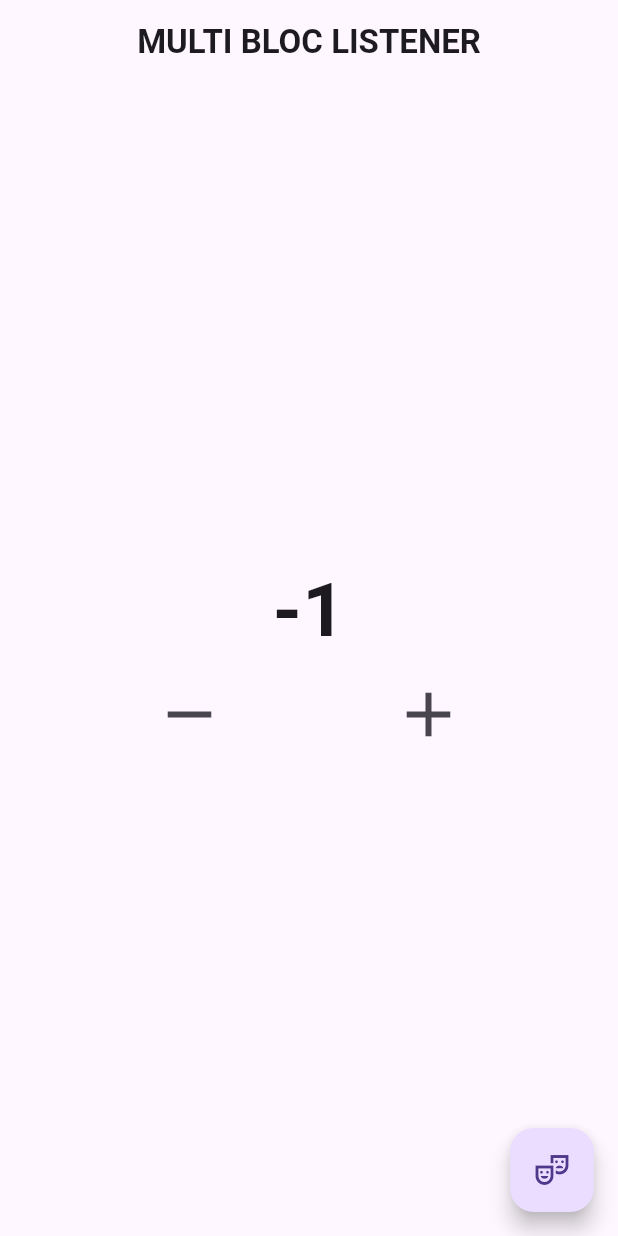
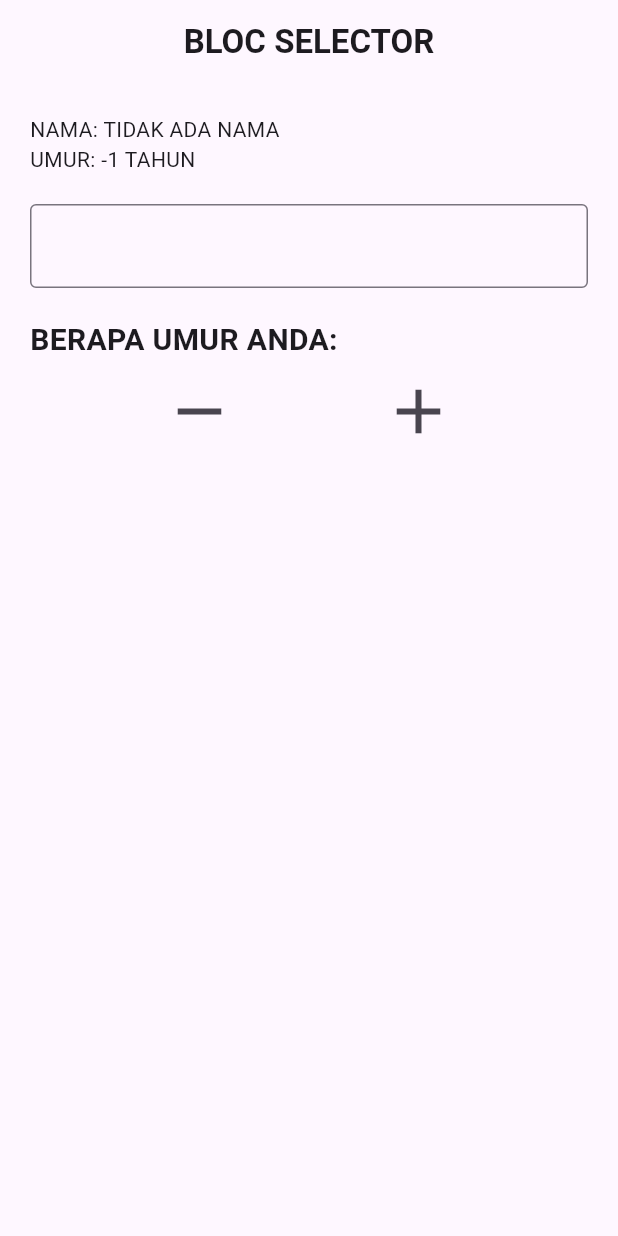
Before and after one commit to iqbalsuwandi20/state-managemet-bloc, a Flutter app: the screen it shows after launch, after a tap on the "remove" icon, on a phone screen of 412 x 824 dp. Run offline on Flutter 3.47's test engine with Material 3 defaults, Android fonts, the phone set to English and light mode, and no system bars; our stand-ins replace bloc, flutter_bloc.

Commit message:
bloc selector

```diff
--- a/lib/app.dart
+++ /dev/null
@@ -1,23 +0,0 @@
-import 'package:flutter/material.dart';
-import 'package:flutter_bloc/flutter_bloc.dart';
-
-import 'controllers/theme.dart';
-import 'pages/home_page.dart';
-
-class App extends StatelessWidget {
-  const App({super.key});
-
-  @override
-  Widget build(BuildContext context) {
-    ThemeBloc themeBloc = context.read<ThemeBloc>();
-
-    return BlocBuilder<ThemeBloc, bool>(
-      bloc: themeBloc,
-      builder: (context, state) => MaterialApp(
-        theme: state == true ? ThemeData.light() : ThemeData.dark(),
-        home: const HomePage(),
-        debugShowCheckedModeBanner: false,
-      ),
-    );
-  }
-}
--- a/lib/controllers/counter.dart
+++ /dev/null
@@ -1,9 +0,0 @@
-import 'package:bloc/bloc.dart';
-
-class CounterBloc extends Cubit<int> {
-  CounterBloc() : super(0);
-
-  void add() => emit(state + 1);
-
-  void remove() => emit(state - 1);
-}
--- a/lib/controllers/theme.dart
+++ /dev/null
@@ -1,7 +0,0 @@
-import 'package:bloc/bloc.dart';
-
-class ThemeBloc extends Cubit<bool> {
-  ThemeBloc() : super(true);
-
-  void changeTheme() => emit(!state);
-}
--- /dev/null
+++ b/lib/controllers/user_bloc.dart
@@ -0,0 +1,19 @@
+import 'package:bloc/bloc.dart';
+
+class UserBloc extends Cubit<Map<String, dynamic>> {
+  UserBloc() : super({"name": "tidak ada nama", "age": 0});
+
+  void changeName(String newName) {
+    emit({
+      "name": newName,
+      "age": state["age"],
+    });
+  }
+
+  void changeAge(int newAge) {
+    emit({
+      "name": state["name"],
+      "age": newAge,
+    });
+  }
+}
--- a/lib/main.dart
+++ b/lib/main.dart
@@ -1,12 +1,11 @@
 import 'package:flutter/material.dart';
 import 'package:flutter_bloc/flutter_bloc.dart';
 
-import 'app.dart';
-import 'controllers/counter.dart';
-import 'controllers/theme.dart';
+import 'controllers/user_bloc.dart';
+import 'pages/home_page.dart';
 
 void main() {
-  runApp(const MyApp());
+  runApp(MyApp());
 }
 
 class MyApp extends StatelessWidget {
@@ -14,16 +13,12 @@ class MyApp extends StatelessWidget {
 
   @override
   Widget build(BuildContext context) {
-    return MultiBlocProvider(
-      providers: [
-        BlocProvider(
-          create: (context) => CounterBloc(),
-        ),
-        BlocProvider(
-          create: (context) => ThemeBloc(),
-        ),
-      ],
-      child: const App(),
+    return MaterialApp(
+      debugShowCheckedModeBanner: false,
+      home: BlocProvider(
+        create: (context) => UserBloc(),
+        child: HomePage(),
+      ),
     );
   }
 }
--- a/lib/pages/home_page.dart
+++ b/lib/pages/home_page.dart
@@ -1,105 +1,75 @@
 import 'package:flutter/material.dart';
 import 'package:flutter_bloc/flutter_bloc.dart';
-
-import '../controllers/counter.dart';
-import '../controllers/theme.dart';
+import 'package:state_management_bloc/controllers/user_bloc.dart';
 
 class HomePage extends StatelessWidget {
   const HomePage({super.key});
 
   @override
   Widget build(BuildContext context) {
-    CounterBloc counterBloc = context.read<CounterBloc>();
-    ThemeBloc themeBloc = context.read<ThemeBloc>();
+    UserBloc userBloc = context.read<UserBloc>();
 
     return Scaffold(
       appBar: AppBar(
         title: Text(
-          "Multi Bloc Listener".toUpperCase(),
+          "Bloc selector".toUpperCase(),
           style: const TextStyle(
             fontWeight: FontWeight.bold,
           ),
         ),
         centerTitle: true,
       ),
-      body: Column(
-        mainAxisAlignment: MainAxisAlignment.center,
+      body: ListView(
+        padding: const EdgeInsets.all(20),
         children: [
-          MultiBlocListener(
-            listeners: [
-              BlocListener<ThemeBloc, bool>(
-                  listener: (context, state) =>
-                      ScaffoldMessenger.of(context).showSnackBar(
-                        SnackBar(
-                          content: Text(
-                            "Tema gelap aktif".toUpperCase(),
-                          ),
-                          duration: const Duration(seconds: 1),
+          BlocSelector<UserBloc, Map<String, dynamic>, String>(
+            selector: (state) => state['name'],
+            builder: (context, state) => Text(
+              "Nama: $state".toUpperCase(),
             ),
           ),
-                  listenWhen: (previous, current) {
-                    if (current == false) {
-                      return true;
-                    } else {
-                      return false;
-                    }
-                  }),
-              BlocListener<CounterBloc, int>(
-                  listener: (context, state) =>
-                      ScaffoldMessenger.of(context).showSnackBar(
-                        SnackBar(
-                          content: Text(
-                            "Lebih dari 5".toUpperCase(),
-                          ),
-                          duration: const Duration(seconds: 1),
+          BlocSelector<UserBloc, Map<String, dynamic>, int>(
+            selector: (state) => state['age'],
+            builder: (context, state) => Text(
+              "Umur: $state Tahun".toUpperCase(),
             ),
           ),
-                  listenWhen: (previous, current) {
-                    if (current > 5) {
-                      return true;
-                    } else {
-                      return false;
-                    }
-                  }),
-            ],
-            child: BlocBuilder<CounterBloc, int>(
-              bloc: counterBloc,
-              builder: (context, state) => Text(
-                '$state',
-                style: const TextStyle(
-                  fontSize: 50,
-                  fontWeight: FontWeight.bold,
+          const SizedBox(height: 20),
+          TextField(
+            onChanged: (value) => userBloc.changeName(value),
+            decoration: const InputDecoration(
+              border: OutlineInputBorder(),
             ),
           ),
+          const SizedBox(height: 20),
+          Text(
+            "Berapa umur anda:".toUpperCase(),
+            style: const TextStyle(
+              fontSize: 20,
+              fontWeight: FontWeight.bold,
             ),
           ),
           Row(
             mainAxisAlignment: MainAxisAlignment.spaceEvenly,
             children: [
               IconButton(
-                onPressed: () => counterBloc.remove(),
+                  onPressed: () =>
+                      userBloc.changeAge(userBloc.state['age'] - 1),
                   icon: const Icon(
                     Icons.remove,
                     size: 50,
-                ),
-              ),
+                  )),
               IconButton(
-                onPressed: () => counterBloc.add(),
+                  onPressed: () =>
+                      userBloc.changeAge(userBloc.state['age'] + 1),
                   icon: const Icon(
                     Icons.add,
                     size: 50,
-                ),
-              ),
+                  )),
             ],
           ),
         ],
       ),
-      floatingActionButton: FloatingActionButton(
-        onPressed: () => themeBloc.changeTheme(),
-        child: const Icon(
-          Icons.theater_comedy_outlined,
-        ),
-      ),
     );
   }
 }
```
Lines whose indentation alone changed are shown as unchanged.
